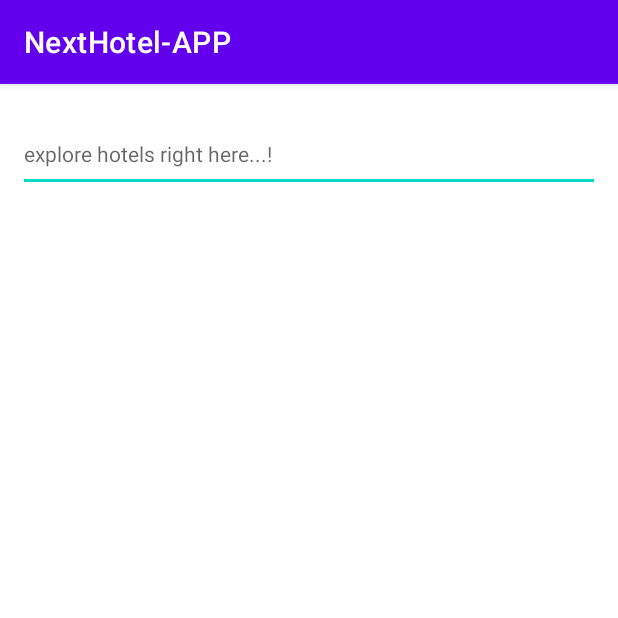
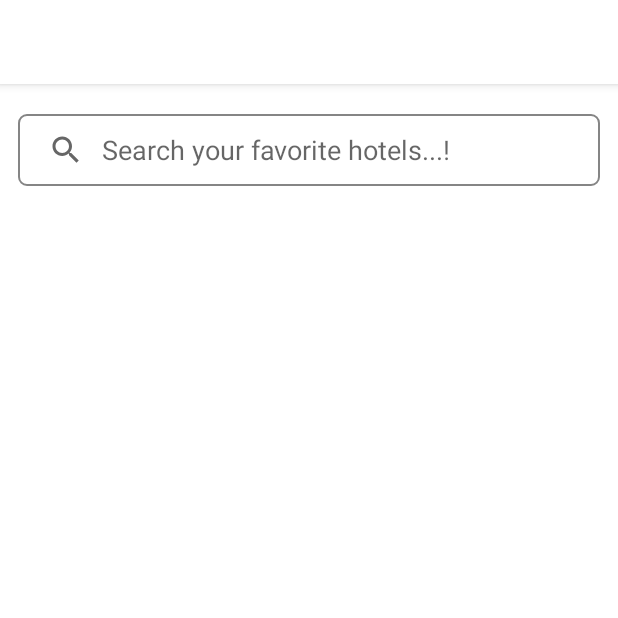
Before and after one commit to Next-Hotel/NextHotel-APP, an Android app: the fragment ExploreFragment shown on its own in the app's theme, on a phone screen of 412 x 824 dp, the top half of it. Run offline under Robolectric (Android 15) with nearby library versions, the phone set to English and light mode, and no system bars.

Commit message:
init explore

```diff
--- a/app/src/main/java/com/nexthotel_app/base/BaseViewModel.kt
+++ b/app/src/main/java/com/nexthotel_app/base/BaseViewModel.kt
@@ -5,6 +5,7 @@ import io.reactivex.disposables.CompositeDisposable
 import io.reactivex.disposables.Disposable
 
 abstract class BaseViewModel : ViewModel() {
+
     private val disposables = CompositeDisposable()
     private var _token: String = ""
 
--- a/app/src/main/java/com/nexthotel_app/data/remote/service/HotelService.kt
+++ b/app/src/main/java/com/nexthotel_app/data/remote/service/HotelService.kt
@@ -1,6 +1,7 @@
 package com.nexthotel_app.data.remote.service
 
 import com.nexthotel_app.data.remote.response.HotelResponse
+import io.reactivex.Observable
 import io.reactivex.Single
 import retrofit2.http.GET
 import retrofit2.http.Headers
@@ -13,4 +14,7 @@ interface HotelServices {
         @Query("page") page: Int,
         @Query("size") size: Int
     ): Single<HotelResponse>
+
+    @GET("hotel-data")
+    fun hotelsSearch(@Query("name") keyword: String): Observable<HotelResponse>
 }
--- a/app/src/main/java/com/nexthotel_app/repository/hotel/HotelRepository.kt
+++ b/app/src/main/java/com/nexthotel_app/repository/hotel/HotelRepository.kt
@@ -33,4 +33,6 @@ class HotelRepository(
         ).flowable
     }
 
+    fun hotelsSearch(keyword: String) = service.hotelsSearch(keyword)
+
 }
--- /dev/null
+++ b/app/src/main/res/drawable/ic_baseline_search_24.xml
@@ -0,0 +1,5 @@
+<vector android:height="24dp" android:tint="#ACACAC"
+    android:viewportHeight="24" android:viewportWidth="24"
+    android:width="24dp" xmlns:android="http://schemas.android.com/apk/res/android">
+    <path android:fillColor="@android:color/white" android:pathData="M15.5,14h-0.79l-0.28,-0.27C15.41,12.59 16,11.11 16,9.5 16,5.91 13.09,3 9.5,3S3,5.91 3,9.5 5.91,16 9.5,16c1.61,0 3.09,-0.59 4.23,-1.57l0.27,0.28v0.79l5,4.99L20.49,19l-4.99,-5zM9.5,14C7.01,14 5,11.99 5,9.5S7.01,5 9.5,5 14,7.01 14,9.5 11.99,14 9.5,14z"/>
+</vector>
--- a/app/src/main/res/layout/fragment_explore.xml
+++ b/app/src/main/res/layout/fragment_explore.xml
@@ -8,16 +8,24 @@
     android:orientation="vertical"
     tools:context=".ui.main.explore.ExploreFragment">
 
-    <EditText
-        style="@style/Widget.Design.TextInputLayout"
+    <androidx.appcompat.widget.SearchView
+        android:id="@+id/search"
         android:layout_width="match_parent"
-        android:layout_height="50dp"
-        android:layout_marginVertical="10dp"
-        android:hint="@string/explore_hint"
-        android:importantForAutofill="no" />
+        android:layout_height="wrap_content"
+        android:layout_marginTop="8dp"
+        android:layout_marginBottom="8dp"
+        android:background="@drawable/search_bg"
+        android:textCursorDrawable="@null"
+        app:iconifiedByDefault="false"
+        app:layout_constraintEnd_toEndOf="parent"
+        app:layout_constraintStart_toStartOf="parent"
+        app:layout_constraintTop_toTopOf="parent"
+        app:queryBackground="@null"
+        app:queryHint="@string/search_hint"
+        app:showDividers="end" />
 
     <androidx.recyclerview.widget.RecyclerView
-        android:id="@+id/itemVerticalRecyclerView"
+        android:id="@+id/itemVerticalExplore"
         android:layout_width="match_parent"
         android:layout_height="wrap_content"
         android:layout_marginTop="5dp"
--- a/app/src/main/res/values/themes.xml
+++ b/app/src/main/res/values/themes.xml
@@ -2,7 +2,7 @@
     <!-- Base application theme. -->
     <style name="Theme.NextHotelAPP" parent="Theme.MaterialComponents.DayNight.DarkActionBar">
         <!-- Primary brand color. -->
-        <item name="colorPrimary">@color/purple_500</item>
+        <item name="colorPrimary">@color/white</item>
         <item name="colorPrimaryVariant">@color/purple_700</item>
         <item name="colorOnPrimary">@color/white</item>
         <!-- Secondary brand color. -->
```
Also changed, not shown: app/src/main/java/com/nexthotel_app/base/BaseApplication.kt (+7 -1 lines), app/src/main/java/com/nexthotel_app/ui/main/home/HomeFragment.kt (+11 -32 lines), app/src/main/res/layout/fragment_home.xml (+11 -16 lines).
